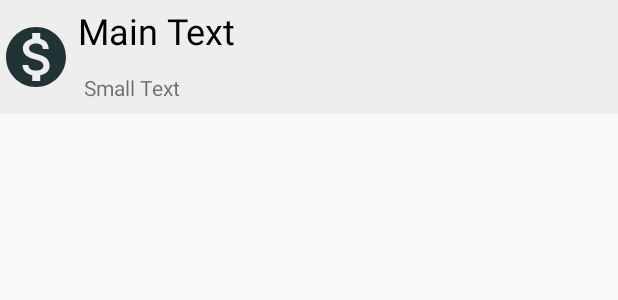
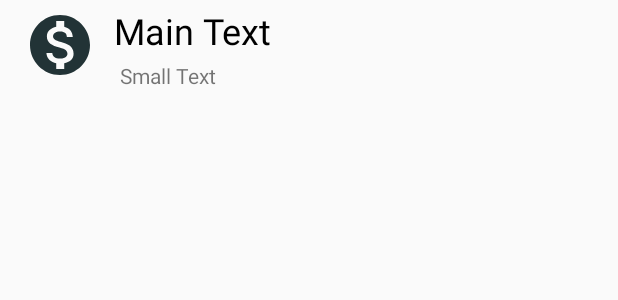
Before and after one commit to Geronimo-GG/FineFinRepo-master, an Android app: the layout todo_text_view.xml on its own in the app's theme, with its tools: preview values and no code run, on a phone screen of 412 x 824 dp. Shown: the top 300 px of the screen. Run offline under Robolectric (Android 15) with nearby library versions, the phone set to English and light mode, and no system bars.

Commit message:
main list

```diff
--- a/app/src/main/java/dariabeliaeva/diploma/com/finefin/FinListAdapter.java
+++ b/app/src/main/java/dariabeliaeva/diploma/com/finefin/FinListAdapter.java
@@ -44,7 +44,7 @@ public class FinListAdapter extends RecyclerView.Adapter<FinListAdapter.Spending
         CategoriesDAO categoriesDAO = new CategoriesDAO();
         Spendings spenItem = spendings.get(position);
         holder.spenTextView.setText(spenItem.getName());
-        icon_id = categoriesDAO.getIcon(holder.catTextView.toString());
+        icon_id = categoriesDAO.getIcon(spenItem.getCategory());
 //        date = spenItem.getDate();
         //date_today = ;
 
--- a/app/src/main/java/dariabeliaeva/diploma/com/finefin/MainActivity.java
+++ b/app/src/main/java/dariabeliaeva/diploma/com/finefin/MainActivity.java
@@ -27,6 +27,7 @@ import java.util.Date;
 import java.util.List;
 import java.util.Objects;
 
+import dariabeliaeva.diploma.com.finefin.adapter.SimpleDividerItemDecoration;
 import dariabeliaeva.diploma.com.finefin.dao.AdvicesDAO;
 import dariabeliaeva.diploma.com.finefin.dao.CategoriesDAO;
 import dariabeliaeva.diploma.com.finefin.dao.SpendingsDAO;
@@ -129,6 +130,7 @@ public class MainActivity extends AppCompatActivity {
         RecyclerView realmRecyclerView = (RecyclerView) findViewById(R.id.fin_list);
         realmRecyclerView.setLayoutManager(new LinearLayoutManager(this, LinearLayoutManager.VERTICAL, true));
         realmRecyclerView.setAdapter(finListAdapter);
+        realmRecyclerView.addItemDecoration(new SimpleDividerItemDecoration(this));
         realmRecyclerView.setNestedScrollingEnabled(false);
         rezult = finListAdapter.UpdateBalance();
         setTitle("Balance: " + rezult);
--- a/app/src/main/res/layout/fragment_budget.xml
+++ b/app/src/main/res/layout/fragment_budget.xml
@@ -3,7 +3,8 @@
     android:layout_width="match_parent"
     android:layout_height="match_parent"
     xmlns:app="http://schemas.android.com/apk/res-auto"
-    tools:context="dariabeliaeva.diploma.com.finefin.BudgetFragment">
+    tools:context="dariabeliaeva.diploma.com.finefin.BudgetFragment"
+    android:background="#FFFFFF">
 
    <TextView
        android:layout_width="match_parent"
--- a/app/src/main/res/layout/todo_text_view.xml
+++ b/app/src/main/res/layout/todo_text_view.xml
@@ -3,8 +3,7 @@
     xmlns:android="http://schemas.android.com/apk/res/android"
     android:layout_width="match_parent"
     android:layout_height="wrap_content"
-    android:id="@+id/list_cell"
-    android:background="#eeeeee">
+    android:id="@+id/list_cell">
 
     <TextView
         android:id="@+id/todo_text_view"
@@ -15,7 +14,8 @@
         android:text="Main Text"
         android:textSize="24sp"
         android:textColor="@android:color/black"
-        android:layout_toRightOf="@+id/imageView" />
+        android:layout_toRightOf="@+id/imageView"
+        android:layout_marginLeft="8dp" />
 
     <TextView
         android:id="@+id/price_text_view"
@@ -26,7 +26,8 @@
         android:textSize="24sp"
         android:textColor="@android:color/white"
         android:layout_alignEnd="@+id/todo_text_view"
-        android:layout_alignParentEnd="true" />
+        android:layout_alignParentEnd="true"
+        android:layout_marginRight="16dp" />
 
     <TextView
         android:layout_width="wrap_content"
@@ -35,9 +36,9 @@
         android:text="Small Text"
         android:id="@+id/textView"
         android:layout_alignParentEnd="false"
-        android:layout_margin="8dp"
         android:layout_toRightOf="@+id/imageView"
-        android:layout_below="@+id/todo_text_view" />
+        android:layout_below="@+id/todo_text_view"
+        android:layout_marginLeft="16dp" />
 
     <ImageView
         android:layout_width="48dp"
@@ -47,5 +48,6 @@
         android:layout_alignParentStart="true"
         android:src="@drawable/ic_monetization_on_white_24px"
         android:scaleType="fitCenter"
-        android:layout_centerVertical="true" />
+        android:layout_centerVertical="true"
+        android:layout_marginLeft="16dp" />
 </RelativeLayout>
```
Also changed, not shown: app/src/main/java/dariabeliaeva/diploma/com/finefin/adapter/SimpleDividerItemDecoration.java (added, +36 -0 lines), app/src/main/java/dariabeliaeva/diploma/com/finefin/dao/CategoriesDAO.java (+5 -6 lines), app/src/main/res/drawable/line_divider.xml (added, +11 -0 lines).
